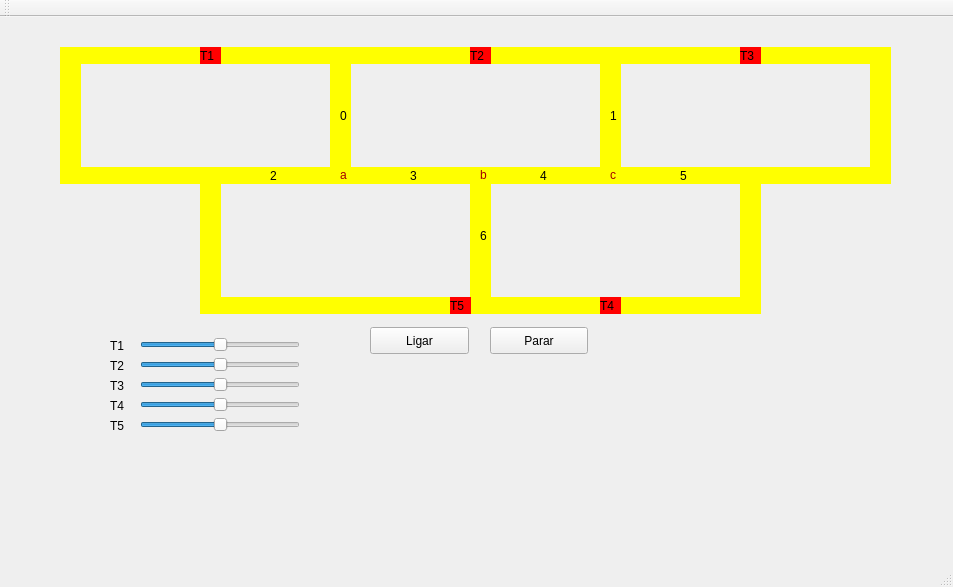
Qt form mainwindow.ui (paulosandinof/qt-deadlock-simulation) before a commit.
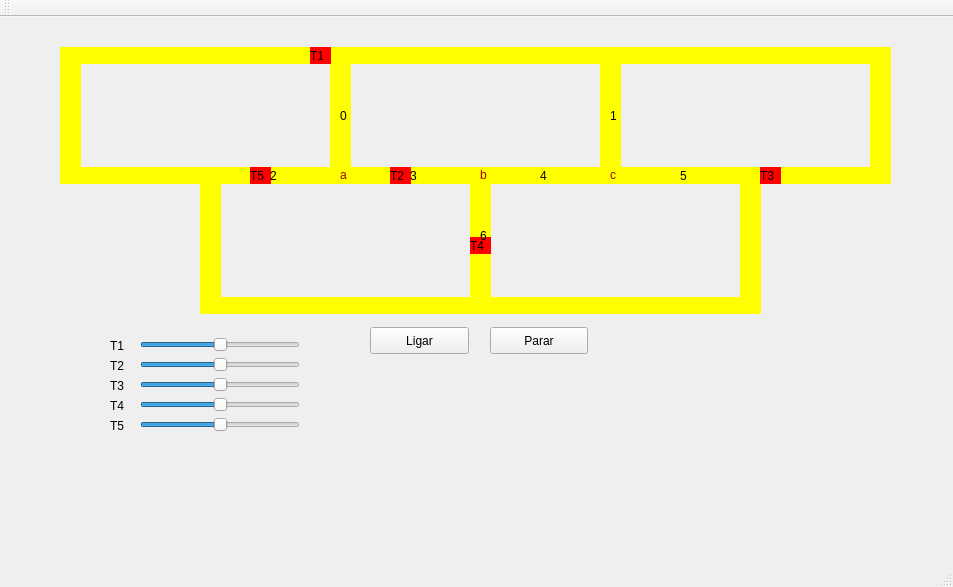
The same form after that commit.

Patch:
```diff
--- a/mainwindow.ui
+++ b/mainwindow.ui
@@ -17,7 +17,7 @@
    <widget class="QLabel" name="label_trem1">
     <property name="geometry">
      <rect>
-      <x>200</x>
+      <x>310</x>
       <y>30</y>
       <width>21</width>
       <height>17</height>
@@ -171,8 +171,8 @@
    <widget class="QLabel" name="label_trem2">
     <property name="geometry">
      <rect>
-      <x>470</x>
-      <y>30</y>
+      <x>390</x>
+      <y>150</y>
       <width>21</width>
       <height>17</height>
      </rect>
@@ -315,8 +315,8 @@
    <widget class="QLabel" name="label_trem4">
     <property name="geometry">
      <rect>
-      <x>600</x>
-      <y>280</y>
+      <x>470</x>
+      <y>220</y>
       <width>21</width>
       <height>17</height>
      </rect>
@@ -331,8 +331,8 @@
    <widget class="QLabel" name="label_trem5">
     <property name="geometry">
      <rect>
-      <x>450</x>
-      <y>280</y>
+      <x>250</x>
+      <y>150</y>
       <width>21</width>
       <height>17</height>
      </rect>
@@ -347,8 +347,8 @@
    <widget class="QLabel" name="label_trem3">
     <property name="geometry">
      <rect>
-      <x>740</x>
-      <y>30</y>
+      <x>760</x>
+      <y>150</y>
       <width>21</width>
       <height>17</height>
      </rect>
```
